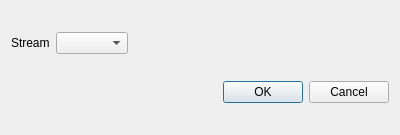
First picture: the form in sdrgui/gui/devicestreamselectiondialog.ui, repository f4exb/sdrangel, before the edit.
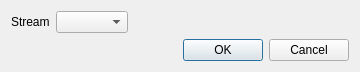
Second picture: the form after the edit.

Commit message: Fixed select device stream dialog window placement

Diff of the .ui file:
```diff
--- a/sdrgui/gui/devicestreamselectiondialog.ui
+++ b/sdrgui/gui/devicestreamselectiondialog.ui
@@ -6,8 +6,8 @@
    <rect>
     <x>0</x>
     <y>0</y>
-    <width>400</width>
-    <height>135</height>
+    <width>360</width>
+    <height>72</height>
    </rect>
   </property>
   <property name="font">
```
The commit also changes 2 other files.
